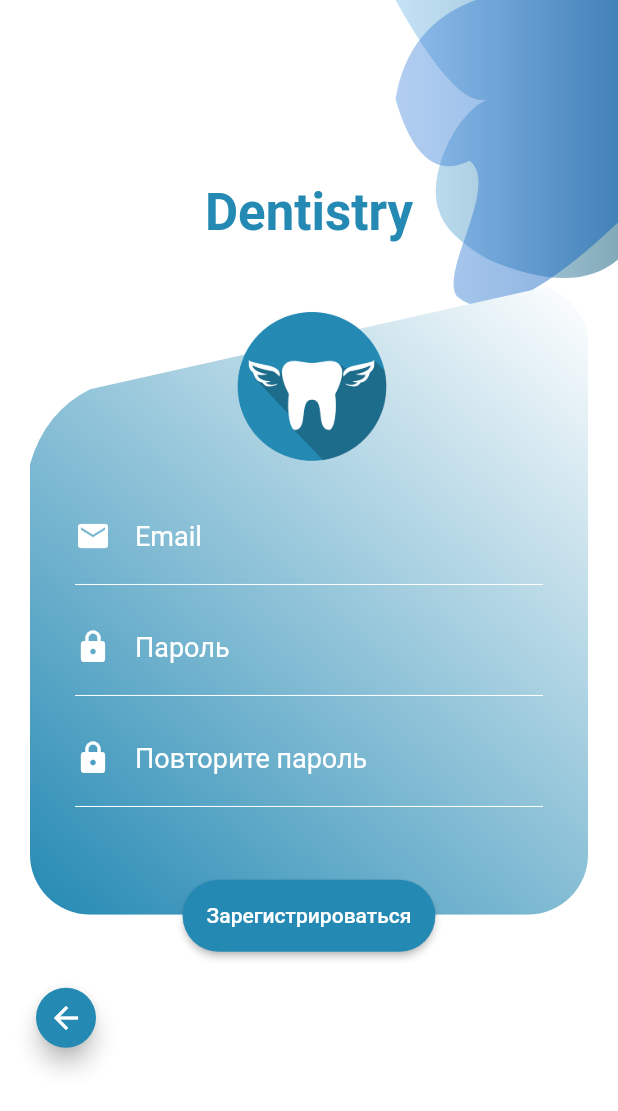
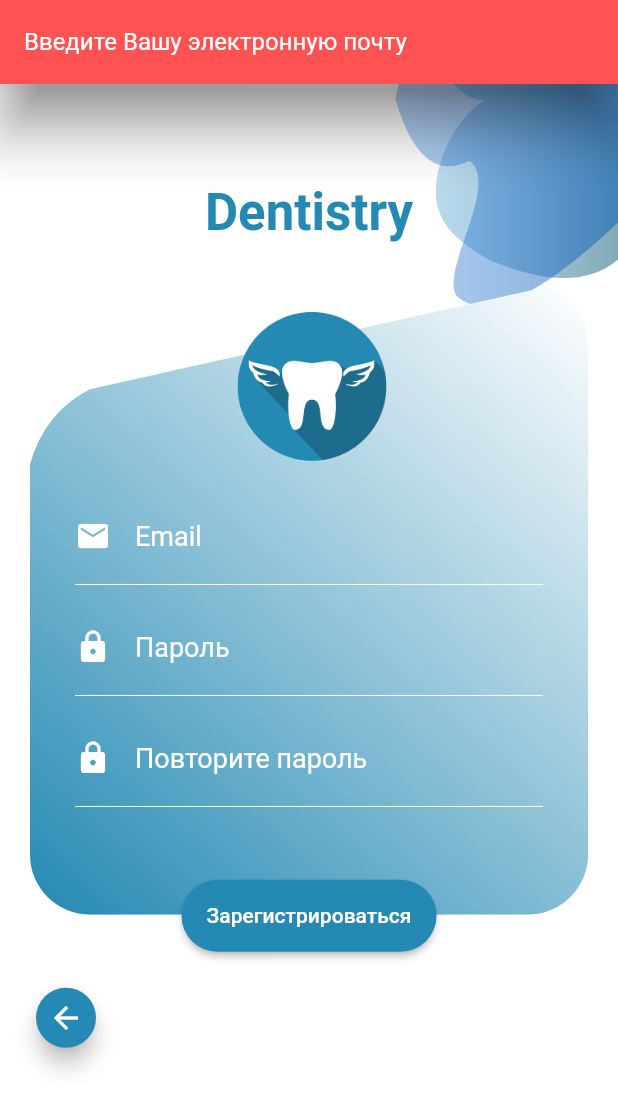
Before and after one commit to Toyho/dentistry_app, a Flutter app: the RegistrationScreen screen opened directly, after a tap on "Зарегистрироваться", on a phone screen of 412 x 824 dp. Shown: the top 1111 px of the screen. Run offline on Flutter 3.47's test engine with Material 2 defaults, Android fonts, the phone set to English and light mode, and no system bars; drawn by our look-alikes of overlay_support; our stand-ins replace cloud_firestore, firebase_auth, firebase_core, firebase_database, firebase_messaging, flutter_local_notifications and 3 more; accounts and stored records are empty.

Commit message:
Добавил валидацию

```diff
--- a/lib/screens/main_screen.dart
+++ b/lib/screens/main_screen.dart
@@ -122,7 +122,7 @@ class _MainScreenState extends State<MainScreen> with AutomaticKeepAliveClientMi
                     child: Align(
                       alignment: Alignment.bottomRight,
                       child: FutureBuilder(
-                        future: generateMarkers([_kMapCenter]),
+                        future: Future.delayed(Duration(milliseconds: 700), () => generateMarkers([_kMapCenter])),
                         builder: (BuildContext context,
                             AsyncSnapshot<Set<Marker>> snapshot) {
                           Widget child;
--- a/lib/screens/registration/registration_screen.dart
+++ b/lib/screens/registration/registration_screen.dart
@@ -9,7 +9,6 @@ import 'package:provider/provider.dart';
 
 import 'registration_screen_view_model.dart';
 
-
 class RegistrationScreen extends StatefulWidget {
   const RegistrationScreen({Key? key}) : super(key: key);
 
@@ -18,7 +17,6 @@ class RegistrationScreen extends StatefulWidget {
 }
 
 class _RegistrationScreenState extends State<RegistrationScreen> {
-
   RegistrationScreenViewModel viewModel = RegistrationScreenViewModel();
 
   @override
@@ -47,8 +45,10 @@ class _RegistrationScreenState extends State<RegistrationScreen> {
                               padding: EdgeInsets.only(bottom: 8),
                               child: Text(
                                 "Dentistry",
-                                    style:
-                                    Theme.of(context).textTheme.headline4!.copyWith(
+                                style: Theme.of(context)
+                                    .textTheme
+                                    .headline4!
+                                    .copyWith(
                                       fontWeight: FontWeight.bold,
                                       color: Theme.of(context).primaryColor,
                                     ),
@@ -61,7 +61,8 @@ class _RegistrationScreenState extends State<RegistrationScreen> {
                               ClipPath(
                                 clipper: RoundedDiagonalPathClipper(),
                                 child: Container(
-                                      height: MediaQuery.of(context).size.height * 0.51,
+                                  height:
+                                      MediaQuery.of(context).size.height * 0.51,
                                   padding: EdgeInsets.all(10.0),
                                   decoration: BoxDecoration(
                                     borderRadius:
@@ -71,7 +72,8 @@ class _RegistrationScreenState extends State<RegistrationScreen> {
                                       end: Alignment.bottomLeft,
                                       colors: [
                                         Colors.white,
-                                            ColorsRes.fromHex(ColorsRes.primaryColor),
+                                        ColorsRes.fromHex(
+                                            ColorsRes.primaryColor),
                                       ],
                                     ),
                                   ),
@@ -85,12 +87,15 @@ class _RegistrationScreenState extends State<RegistrationScreen> {
                                           padding: EdgeInsets.symmetric(
                                               horizontal: 20.0),
                                           child: TextField(
-                                                style: TextStyle(color: Colors.white, fontSize: 18),
-                                                controller: viewModel.emailController,
+                                            style: TextStyle(
+                                                color: Colors.white,
+                                                fontSize: 18),
+                                            controller:
+                                                viewModel.emailController,
                                             decoration: InputDecoration(
                                                 hintText: "Email",
-                                                    hintStyle:
-                                                    TextStyle(color: Colors.white),
+                                                hintStyle: TextStyle(
+                                                    color: Colors.white),
                                                 border: InputBorder.none,
                                                 icon: Icon(
                                                   Icons.email,
@@ -102,19 +107,23 @@ class _RegistrationScreenState extends State<RegistrationScreen> {
                                           color: Colors.white,
                                         ),
                                         padding: EdgeInsets.only(
-                                                left: 20.0, right: 20.0, bottom: 10.0),
+                                            left: 20.0,
+                                            right: 20.0,
+                                            bottom: 10.0),
                                       ),
                                       Container(
                                           padding: EdgeInsets.symmetric(
                                               horizontal: 20.0),
                                           child: TextField(
-                                                style: TextStyle(color: Colors.white, fontSize: 18),
-                                                controller: viewModel.passwordController,
-                                                obscureText: true,
+                                            style: TextStyle(
+                                                color: Colors.white,
+                                                fontSize: 18),
+                                            controller:
+                                                viewModel.passwordController,
                                             decoration: InputDecoration(
                                                 hintText: "Пароль",
-                                                    hintStyle:
-                                                    TextStyle(color: Colors.white),
+                                                hintStyle: TextStyle(
+                                                    color: Colors.white),
                                                 border: InputBorder.none,
                                                 icon: Icon(
                                                   Icons.lock,
@@ -126,16 +135,23 @@ class _RegistrationScreenState extends State<RegistrationScreen> {
                                           color: Colors.white,
                                         ),
                                         padding: EdgeInsets.only(
-                                                left: 20.0, right: 20.0, bottom: 10.0),
+                                            left: 20.0,
+                                            right: 20.0,
+                                            bottom: 10.0),
                                       ),
                                       Container(
-                                              padding: EdgeInsets.symmetric(horizontal: 20.0),
+                                          padding: EdgeInsets.symmetric(
+                                              horizontal: 20.0),
                                           child: TextField(
-                                                controller: viewModel.confirmPasswordController,
-                                                style: TextStyle(color: Colors.white, fontSize: 18),
+                                            controller: viewModel
+                                                .confirmPasswordController,
+                                            style: TextStyle(
+                                                color: Colors.white,
+                                                fontSize: 18),
                                             decoration: InputDecoration(
                                                 hintText: "Повторите пароль",
-                                                    hintStyle: TextStyle(color: Colors.white),
+                                                hintStyle: TextStyle(
+                                                    color: Colors.white),
                                                 border: InputBorder.none,
                                                 icon: Icon(
                                                   Icons.lock,
@@ -146,8 +162,10 @@ class _RegistrationScreenState extends State<RegistrationScreen> {
                                         child: Divider(
                                           color: Colors.white,
                                         ),
-                                            padding:
-                                            EdgeInsets.only(left: 20.0, right: 20.0, bottom: 10.0),
+                                        padding: EdgeInsets.only(
+                                            left: 20.0,
+                                            right: 20.0,
+                                            bottom: 10.0),
                                       ),
                                     ],
                                   ),
@@ -164,20 +182,39 @@ class _RegistrationScreenState extends State<RegistrationScreen> {
                                   ),
                                 ),
                               ),
-                                  SizedBox(
-                                    height: MediaQuery.of(context).size.height * 0.54,
+                              Container(
+                                height:
+                                    MediaQuery.of(context).size.height * 0.54,
                                 child: Align(
                                   alignment: Alignment.bottomCenter,
+                                  child: AnimatedContainer(
+                                    width: viewModel.isShowIndicator ? 48 : 170,
+                                    height: 48,
+                                    duration: Duration(milliseconds: 300),
                                     child: RaisedButton(
                                       padding: EdgeInsets.all(16.0),
                                       shape: RoundedRectangleBorder(
-                                            borderRadius: BorderRadius.circular(30.0)),
+                                          borderRadius:
+                                              BorderRadius.circular(30.0)),
                                       color: Theme.of(context).primaryColor,
                                       textColor: Colors.white,
-                                        child: Text("Зарегистрироваться"),
-                                        onPressed: () async {
-                                          viewModel.validationRegist();
+                                      child: viewModel.isShowIndicator
+                                          ? SizedBox(
+                                              height: 48,
+                                              width: 48,
+                                              child: CircularProgressIndicator(
+                                                valueColor:
+                                                    AlwaysStoppedAnimation<
+                                                        Color>(Colors.white),
+                                                value: null,
+                                                strokeWidth: 1.0,
+                                              ),
+                                            )
+                                          : Text("Зарегистрироваться"),
+                                      onPressed: () {
+                                        viewModel.validationRegist(context);
                                       },
+                                    ),
                                   ),
                                 ),
                               )
@@ -193,7 +230,8 @@ class _RegistrationScreenState extends State<RegistrationScreen> {
                               onPressed: () {
                                 Navigator.pop(context);
                               },
-                                  backgroundColor: ColorsRes.fromHex(ColorsRes.primaryColor),
+                              backgroundColor:
+                                  ColorsRes.fromHex(ColorsRes.primaryColor),
                               child: Icon(Icons.arrow_back),
                             ),
                           ),
@@ -208,6 +246,5 @@ class _RegistrationScreenState extends State<RegistrationScreen> {
         );
       }),
     );
-
   }
 }
--- a/lib/screens/registration/registration_screen_view_model.dart
+++ b/lib/screens/registration/registration_screen_view_model.dart
@@ -13,18 +13,21 @@ class RegistrationScreenViewModel extends ChangeNotifier {
   final TextEditingController confirmPasswordController =
       TextEditingController();
 
-  late bool _success;
   late String _userEmail;
   late final User? user;
 
-  Future<void> register() async {
+  bool isShowIndicator = false;
+  late bool isErrorValidation;
+
+  Future<void> register(BuildContext context) async {
+    notifyListeners();
+    try {
       user = (await _auth.createUserWithEmailAndPassword(
         email: emailController.text.replaceAll(" ", ""),
         password: passwordController.text,
       ))
           .user;
       if (user != null) {
-      _success = true;
         _userEmail = user!.email!;
         DateTime now = DateTime.now();
         String formattedDate = DateFormat('yyyy-MM-dd – kk:mm').format(now);
@@ -33,27 +36,71 @@ class RegistrationScreenViewModel extends ChangeNotifier {
           'password': passwordController.text,
           "registration date": formattedDate
         });
+        isShowIndicator = false;
         notifyListeners();
+        showSimpleNotification(const Text("Вы успешно зарегистрировались!"),
+            background: Colors.lightGreen);
+        Future.delayed(const Duration(milliseconds: 700), () => Navigator.pop(context));
       } else {
-      _success = true;
+      notifyListeners();
+      }
+    } on FirebaseAuthException catch (error) {
+      switch (error.code) {
+        case "invalid-email":
+          showSimpleNotification(const Text("The email address is badly formatted"),
+              background: Colors.redAccent);
+          break;
+        case "user-not-found":
+          showSimpleNotification(
+              const Text(
+                  "There is no user record corresponding to this identifier. The user may have been deleted"),
+              background: Colors.redAccent);
+          break;
+        case "wrong-password":
+          showSimpleNotification(
+              const Text(
+                  "The password is invalid or the user does not have a password"),
+              background: Colors.redAccent);
+          break;
+        case "unknown":
+          showSimpleNotification(Text(error.message!),
+              background: Colors.redAccent);
+          break;
+      }
+      isShowIndicator = false;
+      notifyListeners();
+    } finally {
+      isShowIndicator = false;
       notifyListeners();
     }
   }
 
-  void validationRegist() {
-    if (passwordController.text == confirmPasswordController.text) {
-      if (passwordController.text.length >= 6) {
-        showSimpleNotification(
-            Text("this is a message from simple notification"),
-            background: Colors.green);
+  void validationRegist(BuildContext context) {
+    isShowIndicator = true;
+    notifyListeners();
+    isErrorValidation = false;
+    if (passwordController.text != confirmPasswordController.text) {
+      showSimpleNotification(Text("Пароли не совпадают"),
+          background: Colors.redAccent);
+      isErrorValidation = true;
+    }
+    if (passwordController.text.length < 6) {
+      showSimpleNotification(Text("Пароль должен быть больше 6 знаков"),
+          background: Colors.redAccent);
+      isErrorValidation = true;
+    }
+    if (emailController.text.isEmpty) {
+      showSimpleNotification(Text("Введите Вашу электронную почту"),
+          background: Colors.redAccent);
+      isErrorValidation = true;
+    }
+    if (!isErrorValidation) {
       Future.delayed(Duration(seconds: 1), () {
-          register();
+        register(context);
       });
     } else {
-
-      }
-    } else {
-
+      isShowIndicator = false;
+      notifyListeners();
     }
   }
 
--- a/pubspec.yaml
+++ b/pubspec.yaml
@@ -47,6 +47,7 @@ dependencies:
   overlay_support: ^1.2.1
   flutter_local_notifications: ^9.0.1
   provider: ^6.0.1
+  shared_preferences: ^2.0.8
 
 
 flutter_icons:
```
Also changed, not shown: lib/main.dart (+18 -10 lines), lib/screens/appointmentWithDoctor/appointment_with_doctor.dart (added, +149 -0 lines), lib/screens/login/login_screen.dart (+8 -5 lines), lib/screens/login/login_screen_view_model.dart (+60 -13 lines), lib/screens/startScreen/start_screen.dart (+41 -3 lines), lib/screens/startScreen/start_screen_view_model.dart (+11 -1 lines), pubspec.lock. Lines whose indentation alone changed are shown as unchanged.
